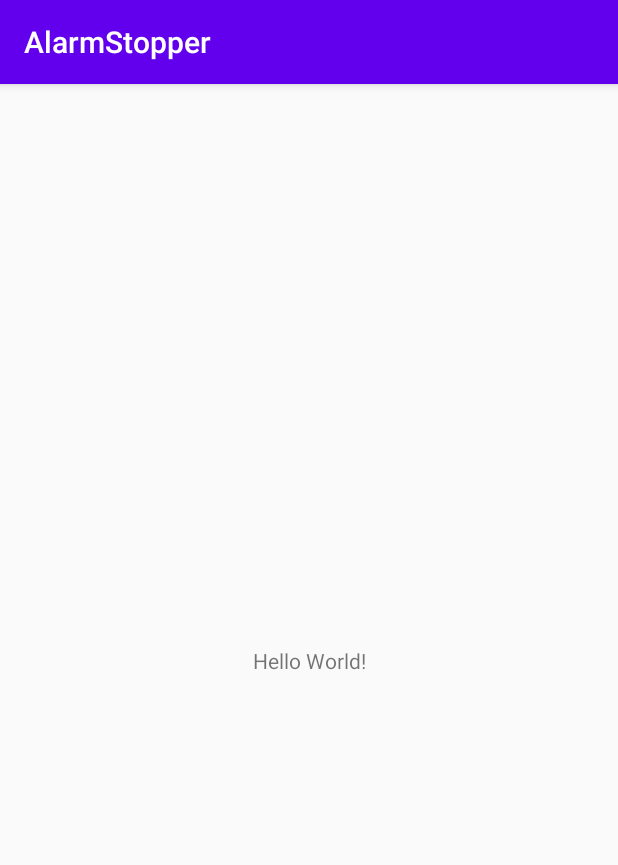
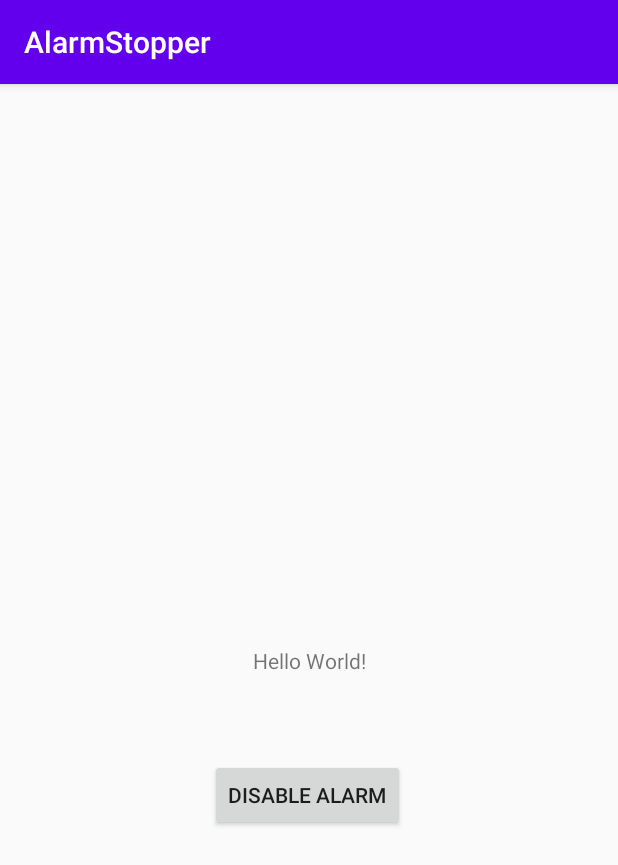
Before and after one commit to donevskik/AlarmApp, an Android app: the screen it shows after launch (MainActivity), on a phone screen of 412 x 824 dp. Shown: the top 865 px of the screen. Run offline under Robolectric (Android 15) with nearby library versions, the light colour scheme and no system bars.

Commit message:
Firebase added to AlarmStopper

```diff
--- a/AlarmStopper/app/build.gradle
+++ b/AlarmStopper/app/build.gradle
@@ -1,4 +1,5 @@
 apply plugin: 'com.android.application'
+apply plugin: 'com.google.gms.google-services'
 
 android {
     compileSdkVersion 29
@@ -24,6 +25,9 @@ android {
 
 dependencies {
     implementation fileTree(dir: "libs", include: ["*.jar"])
+
+    implementation 'com.google.firebase:firebase-database:19.4.0'
+
     implementation 'androidx.appcompat:appcompat:1.2.0'
     implementation 'androidx.constraintlayout:constraintlayout:2.0.1'
     testImplementation 'junit:junit:4.12'
--- a/AlarmStopper/app/src/main/java/com/donevsky/alarmstopper/MainActivity.java
+++ b/AlarmStopper/app/src/main/java/com/donevsky/alarmstopper/MainActivity.java
@@ -9,5 +9,8 @@ public class MainActivity extends AppCompatActivity {
     protected void onCreate(Bundle savedInstanceState) {
         super.onCreate(savedInstanceState);
         setContentView(R.layout.activity_main);
+
+
+
     }
 }
--- a/AlarmStopper/app/src/main/res/layout/activity_main.xml
+++ b/AlarmStopper/app/src/main/res/layout/activity_main.xml
@@ -4,9 +4,11 @@
     xmlns:tools="http://schemas.android.com/tools"
     android:layout_width="match_parent"
     android:layout_height="match_parent"
+    android:clickable="false"
     tools:context=".MainActivity">
 
     <TextView
+        android:id="@+id/tvAlarmSetFor"
         android:layout_width="wrap_content"
         android:layout_height="wrap_content"
         android:text="Hello World!"
@@ -15,4 +17,15 @@
         app:layout_constraintRight_toRightOf="parent"
         app:layout_constraintTop_toTopOf="parent" />
 
+    <Button
+        android:id="@+id/btnDisableAlarm"
+        android:layout_width="wrap_content"
+        android:layout_height="wrap_content"
+        android:layout_marginStart="140dp"
+        android:layout_marginTop="56dp"
+        android:clickable="false"
+        android:text="Disable Alarm"
+        app:layout_constraintStart_toStartOf="parent"
+        app:layout_constraintTop_toBottomOf="@+id/tvAlarmSetFor" />
+
 </androidx.constraintlayout.widget.ConstraintLayout>
--- a/AlarmStopper/build.gradle
+++ b/AlarmStopper/build.gradle
@@ -8,7 +8,8 @@ buildscript {
         classpath "com.android.tools.build:gradle:4.0.0"
 
         // NOTE: Do not place your application dependencies here; they belong
-        // in the individual module build.gradle files
+        // in the individual module build.gradle files'
+        classpath 'com.google.gms:google-services:4.3.3'
     }
 }
 
```
Also changed, not shown: 1 other file.
